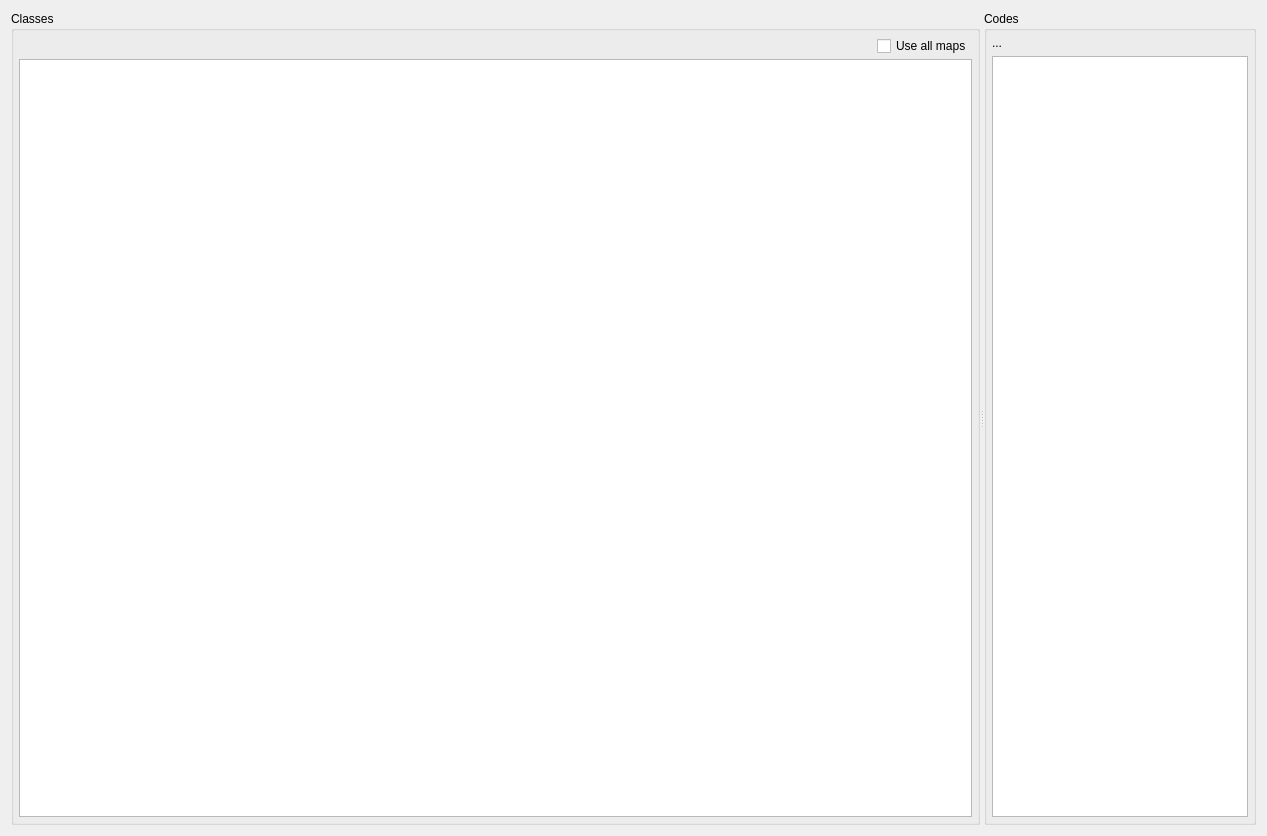
Old version of the form quickevent/app/plugins/Classes/src/classeswidget.ui in the repository Quick-Event/quickbox.
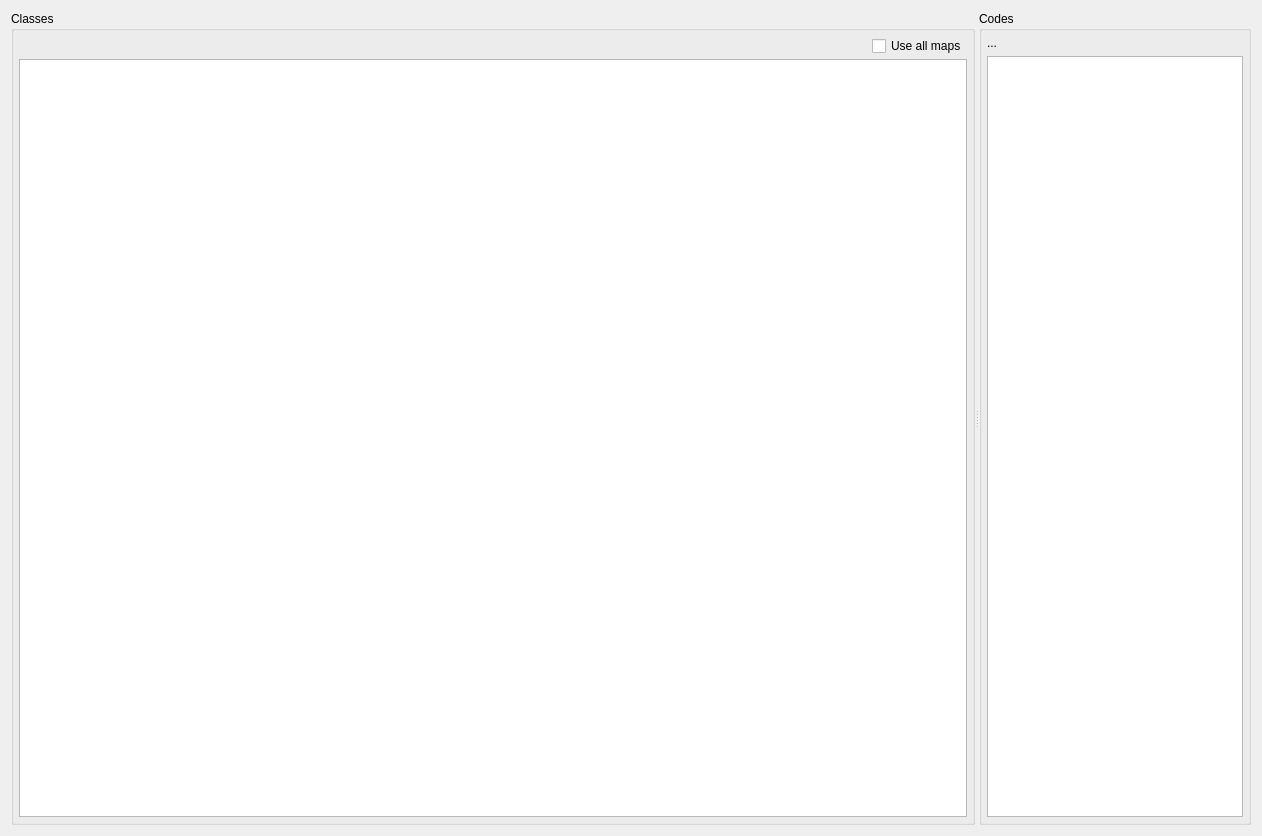
New version of the form. Custom widgets are drawn as their Qt base class.

Diff of the .ui file:
```diff
--- a/quickevent/app/plugins/Classes/src/classeswidget.ui
+++ b/quickevent/app/plugins/Classes/src/classeswidget.ui
@@ -6,7 +6,7 @@
    <rect>
     <x>0</x>
     <y>0</y>
-    <width>1267</width>
+    <width>1262</width>
     <height>836</height>
    </rect>
   </property>
```
